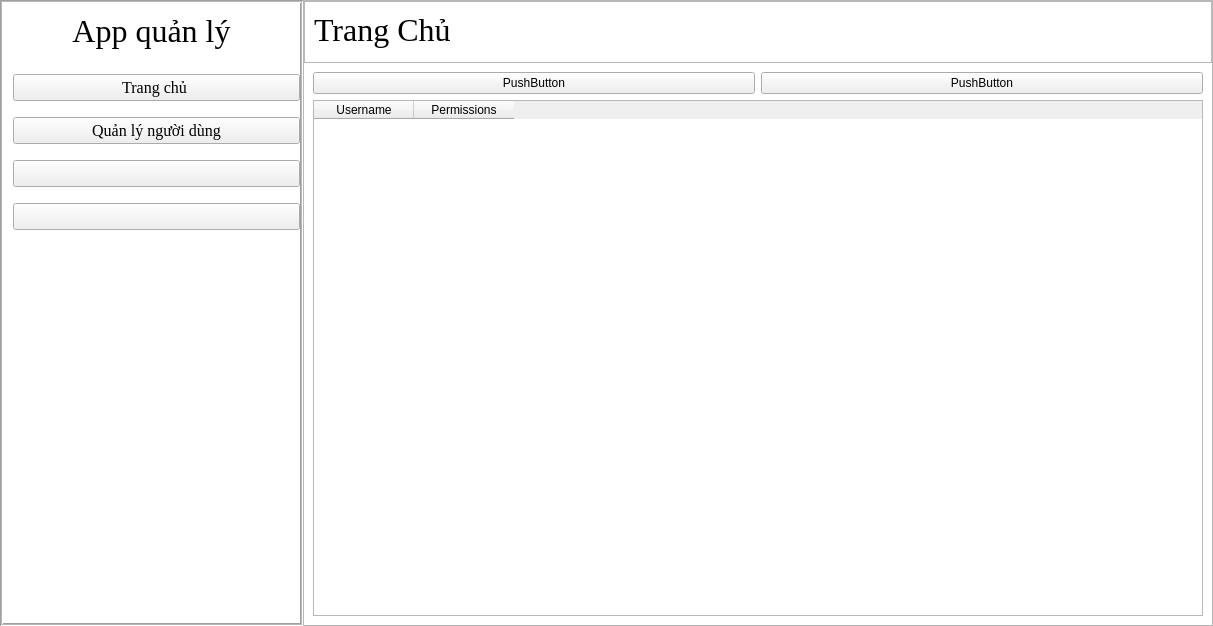
First picture: the form in ui/admin_dashboard.ui, repository DTNS2905/App_quan_ly_python_qt_, before the edit.
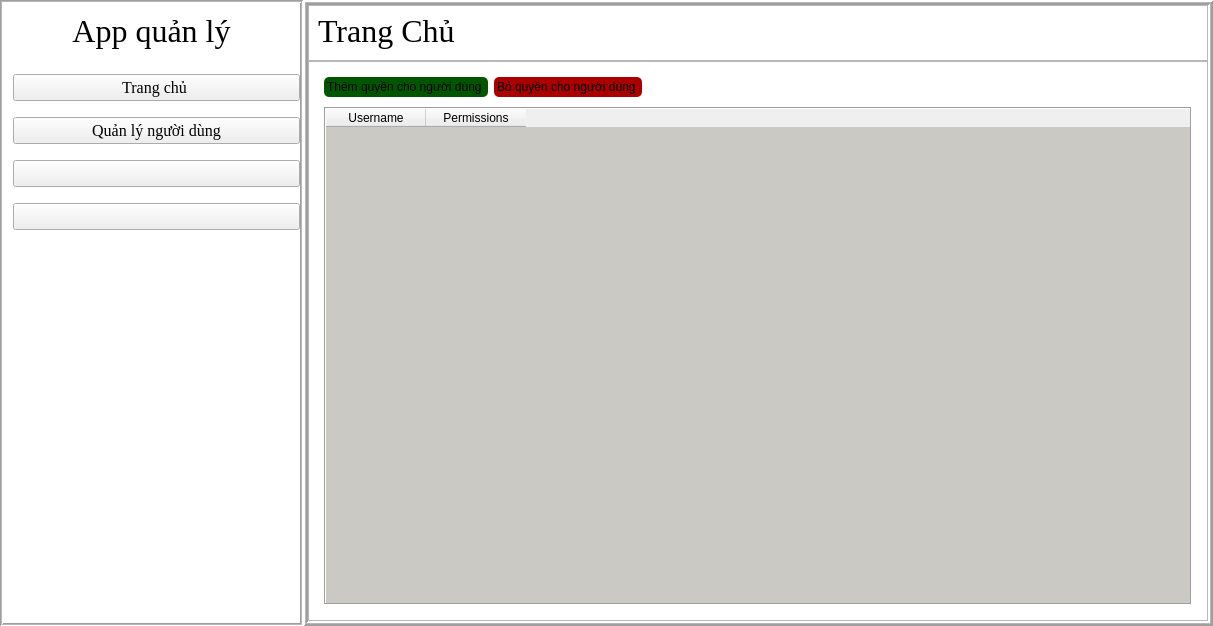
Second picture: the form after the edit. The open tabs and pages were chosen to show the change. Icons and pictures are not drawn.

```diff
--- a/ui/admin_dashboard.ui
+++ b/ui/admin_dashboard.ui
@@ -477,7 +477,7 @@
        <enum>QFrame::Shadow::Raised</enum>
       </property>
       <property name="lineWidth">
-       <number>0</number>
+       <number>2</number>
       </property>
       <property name="midLineWidth">
        <number>1</number>
@@ -692,8 +692,8 @@
         <widget class="QStackedWidget" name="stackedWidget">
          <property name="sizePolicy">
           <sizepolicy hsizetype="Preferred" vsizetype="Preferred">
-           <horstretch>9</horstretch>
-           <verstretch>9</verstretch>
+           <horstretch>0</horstretch>
+           <verstretch>10</verstretch>
           </sizepolicy>
          </property>
          <property name="acceptDrops">
@@ -706,14 +706,17 @@
           <string notr="true"/>
          </property>
          <property name="frameShape">
-          <enum>QFrame::Shape::NoFrame</enum>
+          <enum>QFrame::Shape::Box</enum>
          </property>
          <property name="frameShadow">
-          <enum>QFrame::Shadow::Sunken</enum>
+          <enum>QFrame::Shadow::Raised</enum>
          </property>
          <property name="lineWidth">
           <number>0</number>
          </property>
+         <property name="midLineWidth">
+          <number>1</number>
+         </property>
          <property name="currentIndex">
           <number>0</number>
          </property>
@@ -1104,37 +1107,234 @@
           </layout>
          </widget>
          <widget class="QWidget" name="stackedWidgetPage2">
+          <property name="palette">
+           <palette>
+            <active/>
+            <inactive/>
+            <disabled/>
+           </palette>
+          </property>
+          <property name="styleSheet">
+           <string notr="true">#add_permission_button::hover{
+background-color: rgb(0, 116, 0);
+}
+
+#add_permission_button {
+background-color:rgb(0, 85, 0);
+border:none;
+padding:3px;
+border-radius:5px;
+}
+
+#remove_permission_button::hover{
+background-color:rgb(200, 0, 0)
+}
+#remove_permission_button {
+background-color:rgb(170, 0, 0);
+border:none;
+padding:3px;
+border-radius:5px;
+}
+</string>
+          </property>
           <layout class="QGridLayout" name="gridLayout_3">
+           <property name="leftMargin">
+            <number>0</number>
+           </property>
+           <property name="topMargin">
+            <number>0</number>
+           </property>
+           <property name="rightMargin">
+            <number>0</number>
+           </property>
+           <property name="bottomMargin">
+            <number>0</number>
+           </property>
            <item row="0" column="0">
-            <layout class="QHBoxLayout" name="horizontalLayout_2">
-             <item>
-              <widget class="QPushButton" name="pushButton">
-               <property name="text">
-                <string>PushButton</string>
-               </property>
-              </widget>
-             </item>
-             <item>
-              <widget class="QPushButton" name="pushButton_4">
-               <property name="text">
-                <string>PushButton</string>
-               </property>
-              </widget>
-             </item>
-            </layout>
-           </item>
-           <item row="1" column="0">
-            <widget class="QTableWidget" name="user_permission_table">
-             <column>
-              <property name="text">
-               <string>Username</string>
+            <widget class="QFrame" name="verticalFrame">
+             <property name="frameShape">
+              <enum>QFrame::Shape::NoFrame</enum>
+             </property>
+             <property name="frameShadow">
+              <enum>QFrame::Shadow::Raised</enum>
+             </property>
+             <property name="lineWidth">
+              <number>0</number>
+             </property>
+             <layout class="QVBoxLayout" name="verticalLayout_9">
+              <property name="spacing">
+               <number>10</number>
               </property>
-             </column>
-             <column>
-              <property name="text">
-               <string>Permissions</string>
+              <property name="leftMargin">
+               <number>15</number>
               </property>
-             </column>
+              <property name="topMargin">
+               <number>15</number>
+              </property>
+              <property name="rightMargin">
+               <number>15</number>
+              </property>
+              <property name="bottomMargin">
+               <number>15</number>
+              </property>
+              <item>
+               <widget class="QFrame" name="group_button">
+                <property name="sizePolicy">
+                 <sizepolicy hsizetype="Maximum" vsizetype="Maximum">
+                  <horstretch>0</horstretch>
+                  <verstretch>0</verstretch>
+                 </sizepolicy>
+                </property>
+                <property name="frameShape">
+                 <enum>QFrame::Shape::NoFrame</enum>
+                </property>
+                <property name="frameShadow">
+                 <enum>QFrame::Shadow::Plain</enum>
+                </property>
+                <property name="midLineWidth">
+                 <number>1</number>
+                </property>
+                <layout class="QHBoxLayout" name="horizontalLayout_2">
+                 <property name="spacing">
+                  <number>6</number>
+                 </property>
+                 <property name="leftMargin">
+                  <number>0</number>
+                 </property>
+                 <property name="topMargin">
+                  <number>0</number>
+                 </property>
+                 <property name="rightMargin">
+                  <number>0</number>
+                 </property>
+                 <property name="bottomMargin">
+                  <number>0</number>
+                 </property>
+                 <item>
+                  <widget class="QPushButton" name="add_permission_button">
+                   <property name="sizePolicy">
+                    <sizepolicy hsizetype="Maximum" vsizetype="Maximum">
+                     <horstretch>0</horstretch>
+                     <verstretch>0</verstretch>
+                    </sizepolicy>
+                   </property>
+                   <property name="text">
+                    <string>Thêm quyền cho người dùng </string>
+                   </property>
+                   <property name="icon">
+                    <iconset resource="../resources.qrc">
+                     <normaloff>:/icons_white/icons/icons_white/user-check.svg</normaloff>:/icons_white/icons/icons_white/user-check.svg</iconset>
+                   </property>
+                  </widget>
+                 </item>
+                 <item>
+                  <widget class="QPushButton" name="remove_permission_button">
+                   <property name="sizePolicy">
+                    <sizepolicy hsizetype="Maximum" vsizetype="Maximum">
+                     <horstretch>0</horstretch>
+                     <verstretch>0</verstretch>
+                    </sizepolicy>
+                   </property>
+                   <property name="text">
+                    <string>Bỏ quyền cho người dùng </string>
+                   </property>
+                   <property name="icon">
+                    <iconset resource="../resources.qrc">
+                     <normaloff>:/icons_white/icons/icons_white/user-x.svg</normaloff>:/icons_white/icons/icons_white/user-x.svg</iconset>
+                   </property>
+                  </widget>
+                 </item>
+                </layout>
+               </widget>
+              </item>
+              <item>
+               <widget class="QTableWidget" name="user_permission_table">
+                <property name="palette">
+                 <palette>
+                  <active>
+                   <colorrole role="Base">
+                    <brush brushstyle="SolidPattern">
+                     <color alpha="255">
+                      <red>203</red>
+                      <green>201</green>
+                      <blue>196</blue>
+                     </color>
+                    </brush>
+                   </colorrole>
+                   <colorrole role="Window">
+                    <brush brushstyle="SolidPattern">
+                     <color alpha="255">
+                      <red>203</red>
+                      <green>201</green>
+                      <blue>196</blue>
+                     </color>
+                    </brush>
+                   </colorrole>
+                  </active>
+                  <inactive>
+                   <colorrole role="Base">
+                    <brush brushstyle="SolidPattern">
+                     <color alpha="255">
+                      <red>203</red>
+                      <green>201</green>
+                      <blue>196</blue>
+                     </color>
+                    </brush>
+                   </colorrole>
+                   <colorrole role="Window">
+                    <brush brushstyle="SolidPattern">
+                     <color alpha="255">
+                      <red>203</red>
+                      <green>201</green>
+                      <blue>196</blue>
+                     </color>
+                    </brush>
+                   </colorrole>
+                  </inactive>
+                  <disabled>
+                   <colorrole role="Base">
+                    <brush brushstyle="SolidPattern">
+                     <color alpha="255">
+                      <red>203</red>
+                      <green>201</green>
+                      <blue>196</blue>
+                     </color>
+                    </brush>
+                   </colorrole>
+                   <colorrole role="Window">
+                    <brush brushstyle="SolidPattern">
+                     <color alpha="255">
+                      <red>203</red>
+                      <green>201</green>
+                      <blue>196</blue>
+                     </color>
+                    </brush>
+                   </colorrole>
+                  </disabled>
+                 </palette>
+                </property>
+                <property name="styleSheet">
+                 <string notr="true"/>
+                </property>
+                <property name="frameShape">
+                 <enum>QFrame::Shape::Box</enum>
+                </property>
+                <property name="midLineWidth">
+                 <number>0</number>
+                </property>
+                <column>
+                 <property name="text">
+                  <string>Username</string>
+                 </property>
+                </column>
+                <column>
+                 <property name="text">
+                  <string>Permissions</string>
+                 </property>
+                </column>
+               </widget>
+              </item>
+             </layout>
             </widget>
            </item>
           </layout>
```
Left out of the diff: 211 changed lines with no effect on the pictures.
